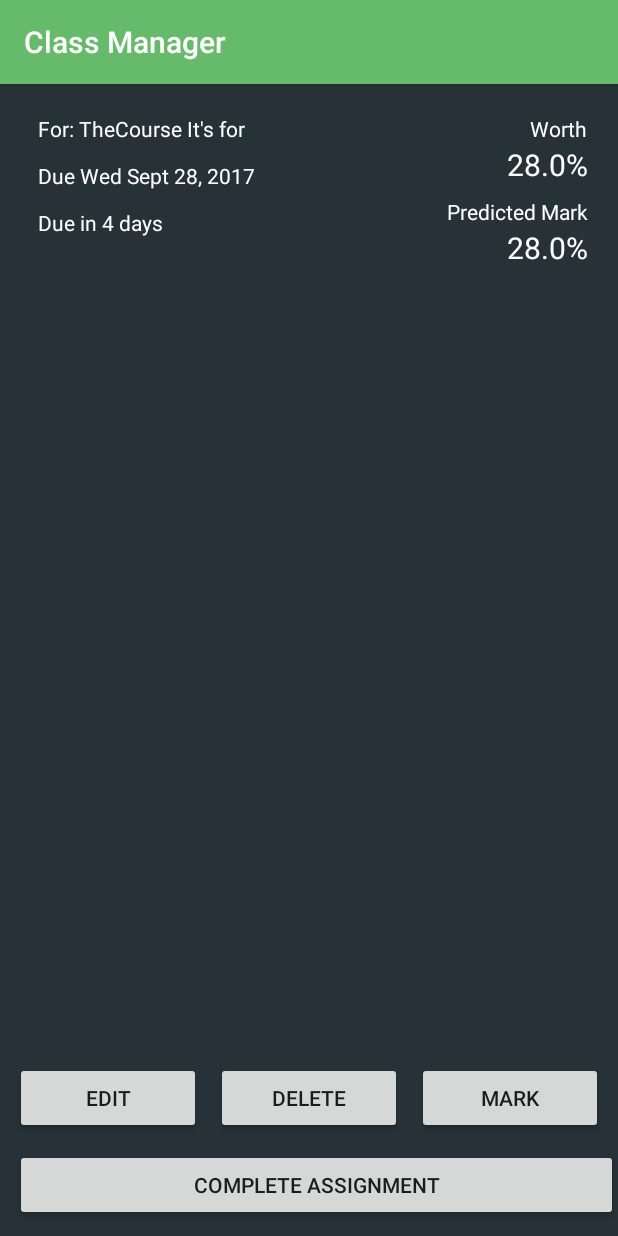
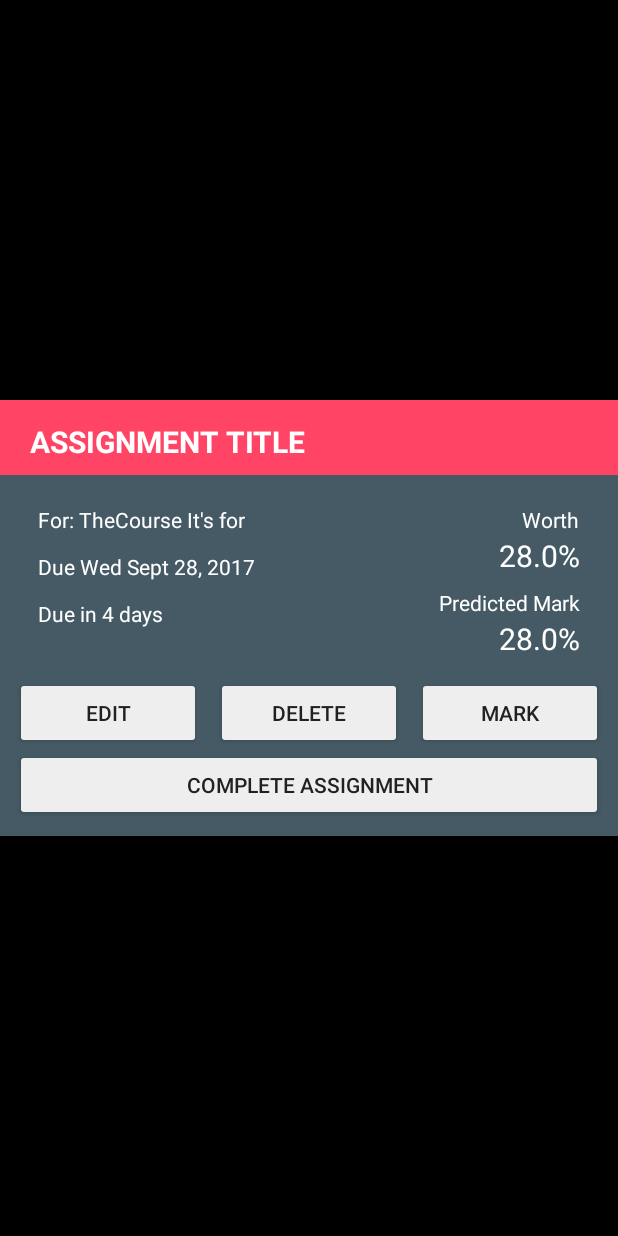
Before and after one commit to peterspenler/ClassiCal, an Android app: the AssignmentViewActivity screen opened directly, with no data from a screen before it, on a phone screen of 412 x 824 dp. Run offline under Robolectric (Android 15) with nearby library versions, the phone set to English and light mode, and no system bars; 8 statements that could not run were skipped.

Commit message:
Moved assignment activity to dialog improved gradle files

```diff
--- a/app/src/main/java/com/spenler/peter/classmanager/AssignmentViewActivity.java
+++ b/app/src/main/java/com/spenler/peter/classmanager/AssignmentViewActivity.java
@@ -1,19 +1,16 @@
 package com.spenler.peter.classmanager;
 
+import android.annotation.SuppressLint;
 import android.app.Activity;
 import android.app.AlertDialog;
 import android.app.Dialog;
 import android.content.DialogInterface;
-import android.graphics.drawable.ColorDrawable;
+import android.graphics.drawable.GradientDrawable;
 import android.os.Bundle;
-import android.support.v7.app.ActionBar;
-import android.support.v7.app.AppCompatActivity;
-import android.support.v7.widget.LinearLayoutCompat;
-import android.text.InputType;
-import android.text.Layout;
 import android.view.LayoutInflater;
 import android.view.View;
-import android.view.ViewGroup;
+import android.view.Window;
+import android.view.WindowManager;
 import android.widget.Button;
 import android.widget.EditText;
 import android.widget.ImageView;
@@ -22,12 +19,13 @@ import android.widget.Toast;
 
 import java.text.SimpleDateFormat;
 import java.util.Locale;
+import java.util.Objects;
 
 /**
  * Created by Gaming PC on 2017-09-05.
  */
 
-public class AssignmentViewActivity extends AppCompatActivity{
+public class AssignmentViewActivity extends /*AppCompat*/Activity{
     public Activity activity;
     public View view;
     private Assignment assignment;
@@ -52,20 +50,27 @@ public class AssignmentViewActivity extends AppCompatActivity{
         activity = this;
         assignment = CoreManager.getCurrentAssignment();
 
-        ActionBar actionBar = getSupportActionBar();
-        actionBar.setTitle(assignment.getName());
-        actionBar.setBackgroundDrawable(new ColorDrawable(assignment.getColor()));
-        int darkColor = CoreManager.darkenColor(assignment.getColor(), 0.7f);
-        activity.getWindow().setStatusBarColor(darkColor);
+        //android.app.ActionBar actionBar = getActionBar();
+        //actionBar.setTitle(assignment.getName());
+        //actionBar.setBackgroundDrawable(new ColorDrawable(assignment.getColor()));
+        //int darkColor = CoreManager.darkenColor(assignment.getColor(), 0.7f);
+        //activity.getWindow().setStatusBarColor(darkColor);
 
-        assignmentViewName = (TextView)findViewById(R.id.assignmentViewName);
-        assignmentViewDueDate = (TextView)findViewById(R.id.assignmentViewDueDate);
-        assignmentViewDueIn = (TextView)findViewById(R.id.assignmentViewDueIn);
-        assignmentViewWorth = (TextView)findViewById(R.id.assignmentViewWorth);
-        assignmentViewMarkTitle = (TextView)findViewById(R.id.assignmentViewMarkTitle);
-        assignmentViewMark = (TextView)findViewById(R.id.assignmentViewMark);
-        assignmentViewCheckImage = (ImageView)findViewById(R.id.assignmentViewCheckImage);
-        completeAssignmentButton = (Button)findViewById(R.id.assignmentCompletedButton);
+        getWindow().setBackgroundDrawableResource(R.color.md_blue_grey_700);
+
+        TextView title = findViewById(R.id.dialogActionBarTitle);
+        ImageView actionBar = findViewById(R.id.dialogActionBar);
+        title.setText(assignment.getName());
+        ((GradientDrawable) actionBar.getDrawable()).setColor(assignment.getColor());
+
+        assignmentViewName = findViewById(R.id.assignmentViewName);
+        assignmentViewDueDate = findViewById(R.id.assignmentViewDueDate);
+        assignmentViewDueIn = findViewById(R.id.assignmentViewDueIn);
+        assignmentViewWorth = findViewById(R.id.assignmentViewWorth);
+        assignmentViewMarkTitle = findViewById(R.id.assignmentViewMarkTitle);
+        assignmentViewMark = findViewById(R.id.assignmentViewMark);
+        assignmentViewCheckImage = findViewById(R.id.assignmentViewCheckImage);
+        completeAssignmentButton = findViewById(R.id.assignmentCompletedButton);
 
         sdf = new SimpleDateFormat("EEE MMM d", Locale.US);
         stf = new SimpleDateFormat("h:mm a", Locale.US);
@@ -74,7 +79,7 @@ public class AssignmentViewActivity extends AppCompatActivity{
     }
 
     private void setValues(){
-        assignmentViewName.setText("For " + assignment.getCourseName());
+        assignmentViewName.setText("For: " + assignment.getCourseName());
         assignmentViewDueDate.setText("Due: " + sdf.format(assignment.getDueDate()) + " at " + stf.format(assignment.getDueDate()));
         assignmentViewDueIn.setText("Due in 4 days");
         assignmentViewWorth.setText(String.valueOf(CoreManager.round(assignment.getWeight(),2)) + "%");
@@ -108,24 +113,25 @@ public class AssignmentViewActivity extends AppCompatActivity{
                 .setPositiveButton("Yes", new DialogInterface.OnClickListener() {
                     @Override
                     public void onClick(DialogInterface dialogInterface, int i) {
-                        //try {
+                        try {
                             CoreManager.deleteAssignment(assignment, CoreManager.getCourseByName(assignment.getCourseName()));
                             finish();
-                        //}catch (Exception e){
-                        //    Toast.makeText(MainActivity.activity, "Unable to delete assignment", Toast.LENGTH_SHORT).show();
-                        //}
+                        }catch (NullPointerException e){
+                            Toast.makeText(MainActivity.activity, "Unable to delete assignment", Toast.LENGTH_SHORT).show();
+                        }
                     }
                 })
                 .create();
         dialog.show();
     }
 
+    @SuppressLint("SetTextI18n")
     public void markAssignment(View view) {
         final AlertDialog.Builder builder1 = new AlertDialog.Builder(activity);
         LayoutInflater inflater = getLayoutInflater();
-        View layout = inflater.inflate(R.layout.dialog_change_mark, null);
+        @SuppressLint("InflateParams") View layout = inflater.inflate(R.layout.dialog_change_mark, null);
         builder1.setView(layout);
-        final EditText input1 = (EditText) layout.findViewById(R.id.changeMarkDialogEdit);
+        final EditText input1 = layout.findViewById(R.id.changeMarkDialogEdit);
         Float currentMark = CoreManager.getCurrentAssignment().getMark();
         if(currentMark >= 0) {
             input1.setText(Float.toString(currentMark));
@@ -139,7 +145,7 @@ public class AssignmentViewActivity extends AppCompatActivity{
             }
         });
         Dialog dialog = builder1.create();
-        dialog.getWindow().setBackgroundDrawableResource(R.color.md_blue_grey_700);
+        Objects.requireNonNull(dialog.getWindow()).setBackgroundDrawableResource(R.color.md_blue_grey_700);
         dialog.show();
     }
 }
--- /dev/null
+++ b/app/src/main/res/drawable/dialog_action_bar.xml
@@ -0,0 +1,6 @@
+<?xml version="1.0" encoding="utf-8"?>
+<shape
+    xmlns:android="http://schemas.android.com/apk/res/android"
+    android:shape="rectangle">
+    <solid android:color="#FF4466"/>
+</shape>
--- a/app/src/main/res/layout/activity_assignment_view.xml
+++ b/app/src/main/res/layout/activity_assignment_view.xml
@@ -1,15 +1,38 @@
 <?xml version="1.0" encoding="utf-8"?>
 <RelativeLayout xmlns:android="http://schemas.android.com/apk/res/android"
     xmlns:app="http://schemas.android.com/apk/res-auto"
-    android:orientation="vertical" android:layout_width="match_parent"
-    android:layout_height="match_parent">
+    android:orientation="vertical"
+    android:layout_width="wrap_content"
+    android:layout_height="wrap_content">
+
+    <ImageView
+        android:id="@+id/dialogActionBar"
+        android:layout_width="match_parent"
+        android:layout_height="50dp"
+        android:src="@drawable/dialog_action_bar"
+        android:contentDescription="ActionBar"
+        />
+
+    <TextView
+        android:id="@+id/dialogActionBarTitle"
+        android:layout_width="wrap_content"
+        android:layout_height="wrap_content"
+        android:layout_alignTop="@+id/dialogActionBar"
+        android:layout_alignStart="@+id/dialogActionBar"
+        android:text="ASSIGNMENT TITLE"
+        android:layout_marginTop="14dp"
+        android:layout_marginStart="20dp"
+        android:textColor="@color/md_white"
+        android:textStyle="bold"
+        android:textSize="20sp"
+        />
 
     <TextView
         android:id="@+id/assignmentViewName"
         android:layout_width="wrap_content"
         android:layout_height="wrap_content"
         android:layout_alignParentStart="true"
-        android:layout_alignParentTop="true"
+        android:layout_below="@+id/dialogActionBar"
         android:layout_marginStart="25dp"
         android:layout_marginTop="20dp"
         android:text="For: TheCourse It's for"
@@ -40,8 +63,10 @@
         android:layout_width="wrap_content"
         android:layout_height="wrap_content"
         android:layout_alignParentEnd="true"
-        android:layout_alignTop="@+id/assignmentViewName"
-        android:layout_marginEnd="20dp"
+        android:layout_below="@+id/dialogActionBar"
+        android:layout_marginTop="20dp"
+        android:paddingStart="25dp"
+        android:paddingEnd="25dp"
         android:text="Worth"
         android:textColor="@color/md_white"/>
 
@@ -49,11 +74,13 @@
         android:id="@+id/assignmentViewWorth"
         android:layout_width="wrap_content"
         android:layout_height="wrap_content"
-        android:layout_alignEnd="@+id/assignmentViewWorthTitle"
+        android:layout_alignParentEnd="true"
         android:layout_alignTop="@+id/assignmentViewWorthTitle"
         android:layout_marginTop="20dp"
+        android:paddingStart="25dp"
+        android:paddingEnd="25dp"
         android:text="28.0%"
-        android:textSize="20dp"
+        android:textSize="20sp"
         android:textColor="@color/md_white"/>
 
     <TextView
@@ -63,7 +90,8 @@
         android:layout_alignParentEnd="true"
         android:layout_below="@+id/assignmentViewWorth"
         android:layout_marginTop="8dp"
-        android:layout_marginEnd="20dp"
+        android:paddingStart="25dp"
+        android:paddingEnd="25dp"
         android:text="Predicted Mark"
         android:textColor="@color/md_white"/>
 
@@ -71,56 +99,67 @@
         android:id="@+id/assignmentViewMark"
         android:layout_width="wrap_content"
         android:layout_height="wrap_content"
-        android:layout_alignEnd="@+id/assignmentViewMarkTitle"
+        android:layout_alignParentEnd="true"
         android:layout_alignTop="@+id/assignmentViewMarkTitle"
         android:layout_marginTop="20dp"
+        android:paddingStart="25dp"
+        android:paddingEnd="25dp"
         android:text="28.0%"
-        android:textSize="20dp"
+        android:textSize="20sp"
         android:textColor="@color/md_white"/>
+
+    <LinearLayout
+        android:layout_width="match_parent"
+        android:layout_height="wrap_content"
+        android:layout_below="@+id/assignmentViewMark"
+        android:layout_marginTop="12dp"
+        android:id="@+id/linearLayout">
+        <Button
+            android:id="@+id/assignmentEditButton"
+            android:layout_width="wrap_content"
+            android:layout_height="wrap_content"
+            android:layout_marginStart="10dp"
+            android:layout_weight="1"
+            android:text="Edit"
+            android:onClick="editAssignment"
+            android:backgroundTint="@color/md_grey_200"
+            android:textColor="@color/md_grey_900"/>
+        <Button
+            android:id="@+id/assignmentDeleteButton"
+            android:layout_width="wrap_content"
+            android:layout_height="wrap_content"
+            android:layout_marginStart="10dp"
+            android:layout_weight="1"
+            android:text="Delete"
+            android:onClick="deleteAssignment"
+            android:backgroundTint="@color/md_grey_200"
+            android:textColor="@color/md_grey_900"/>
+        <Button
+            android:id="@+id/assignmentMarkButton"
+            android:layout_width="wrap_content"
+            android:layout_height="wrap_content"
+            android:layout_marginStart="10dp"
+            android:layout_marginEnd="10dp"
+            android:layout_weight="1"
+            android:text="Mark"
+            android:onClick="markAssignment"
+            android:backgroundTint="@color/md_grey_200"
+            android:textColor="@color/md_grey_900"/>
+    </LinearLayout>
 
     <Button
         android:id="@+id/assignmentCompletedButton"
         android:layout_width="match_parent"
         android:layout_height="wrap_content"
-        android:layout_alignParentLeft="true"
-        android:layout_alignParentBottom="true"
+        android:layout_alignParentStart="true"
+        android:layout_below="@+id/linearLayout"
         android:layout_marginBottom="10dp"
-        android:layout_marginLeft="10dp"
+        android:layout_marginStart="10dp"
+        android:layout_marginEnd="10dp"
         android:text="Completed"
-        android:onClick="completeAssignment"/>
-
-    <LinearLayout
-        android:layout_width="match_parent"
-        android:layout_height="wrap_content"
-        android:layout_above="@+id/assignmentCompletedButton"
-        android:layout_marginBottom="10dp"
-        android:id="@+id/linearLayout">
-        <Button
-            android:id="@+id/assignmentEditButton"
-            android:layout_width="wrap_content"
-            android:layout_height="wrap_content"
-            android:layout_marginLeft="10dp"
-            android:layout_weight="1"
-            android:text="Edit"
-            android:onClick="editAssignment"/>
-        <Button
-            android:id="@+id/assignmentDeleteButton"
-            android:layout_width="wrap_content"
-            android:layout_height="wrap_content"
-            android:layout_marginLeft="10dp"
-            android:layout_weight="1"
-            android:text="Delete"
-            android:onClick="deleteAssignment"/>
-        <Button
-            android:id="@+id/assignmentMarkButton"
-            android:layout_width="wrap_content"
-            android:layout_height="wrap_content"
-            android:layout_marginLeft="10dp"
-            android:layout_marginRight="10dp"
-            android:layout_weight="1"
-            android:text="Mark"
-            android:onClick="markAssignment"/>
-    </LinearLayout>
+        android:onClick="completeAssignment"
+        android:backgroundTint="@color/md_grey_200"
+        android:textColor="@color/md_grey_900"/>
 
     <ImageView
         android:id="@+id/assignmentViewCheckImage"
@@ -128,10 +167,8 @@
         android:layout_height="match_parent"
         android:layout_centerHorizontal="true"
         app:srcCompat="@drawable/dark_checkmark"
-        android:layout_above="@+id/linearLayout"
-        android:layout_below="@+id/assignmentViewDueIn"
+        android:layout_alignBottom="@+id/assignmentCompletedButton"
         android:layout_marginStart="40dp"
-        android:layout_marginEnd="40dp"/>
-
-
+        android:layout_marginEnd="40dp"
+        android:contentDescription="Background Checkmark"/>
 </RelativeLayout>
```
Also changed, not shown: app/build.gradle (+6 -6 lines), app/src/main/AndroidManifest.xml (+5 -4 lines), app/src/main/java/com/spenler/peter/classmanager/Assignment.java (+7 -12 lines), app/src/main/java/com/spenler/peter/classmanager/CoursesFragment.java (+18 -16 lines), app/src/main/res/layout/activity_course_view.xml (+4 -4 lines), app/src/main/res/layout/course_layout.xml (+12 -10 lines), build.gradle (+13 -1 lines).
